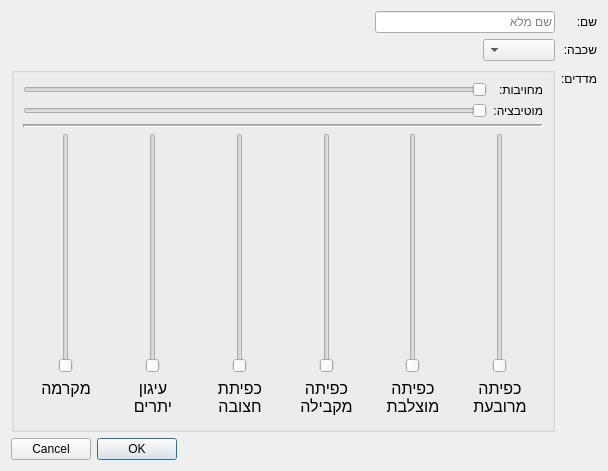
The window that gui/resources/participantcreationdialog.ui (PillowTweezers/PurMyun) describes before a commit, drawn with Qt 5.
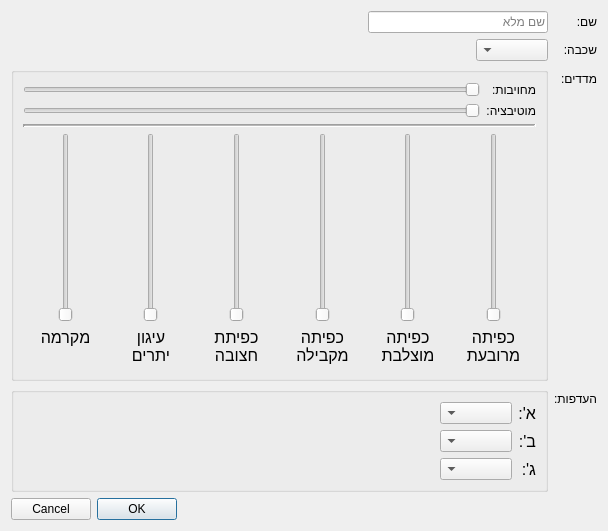
The same window after the commit.

Commit message: Added participant preference to creation dialog.

Diff of the .ui file:
```diff
--- a/gui/resources/participantcreationdialog.ui
+++ b/gui/resources/participantcreationdialog.ui
@@ -7,7 +7,7 @@
     <x>0</x>
     <y>0</y>
     <width>608</width>
-    <height>471</height>
+    <height>531</height>
    </rect>
   </property>
   <property name="windowTitle">
@@ -451,6 +451,112 @@
        </item>
       </layout>
      </item>
+     <item row="4" column="0">
+      <widget class="QLabel" name="label_4">
+       <property name="text">
+        <string>העדפות:</string>
+       </property>
+      </widget>
+     </item>
+     <item row="4" column="1">
+      <widget class="QGroupBox" name="groupBox_2">
+       <property name="title">
+        <string/>
+       </property>
+       <layout class="QFormLayout" name="formLayout_2">
+        <item row="0" column="0">
+         <widget class="QLabel" name="label_19">
+          <property name="styleSheet">
+           <string notr="true">font-size:16px;</string>
+          </property>
+          <property name="text">
+           <string>א':</string>
+          </property>
+         </widget>
+        </item>
+        <item row="2" column="0">
+         <widget class="QLabel" name="label_21">
+          <property name="styleSheet">
+           <string notr="true">font-size:16px;</string>
+          </property>
+          <property name="text">
+           <string>ב':</string>
+          </property>
+         </widget>
+        </item>
+        <item row="4" column="0">
+         <widget class="QLabel" name="label_20">
+          <property name="styleSheet">
+           <string notr="true">font-size:16px;</string>
+          </property>
+          <property name="text">
+           <string>ג':</string>
+          </property>
+         </widget>
+        </item>
+        <item row="0" column="1">
+         <layout class="QHBoxLayout" name="horizontalLayout_4">
+          <item>
+           <widget class="QComboBox" name="preferenceAComboBox"/>
+          </item>
+          <item>
+           <spacer name="horizontalSpacer_3">
+            <property name="orientation">
+             <enum>Qt::Horizontal</enum>
+            </property>
+            <property name="sizeHint" stdset="0">
+             <size>
+              <width>40</width>
+              <height>20</height>
+             </size>
+            </property>
+           </spacer>
+          </item>
+         </layout>
+        </item>
+        <item row="2" column="1">
+         <layout class="QHBoxLayout" name="horizontalLayout_5">
+          <item>
+           <widget class="QComboBox" name="preferenceBComboBox"/>
+          </item>
+          <item>
+           <spacer name="horizontalSpacer_4">
+            <property name="orientation">
+             <enum>Qt::Horizontal</enum>
+            </property>
+            <property name="sizeHint" stdset="0">
+             <size>
+              <width>40</width>
+              <height>20</height>
+             </size>
+            </property>
+           </spacer>
+          </item>
+         </layout>
+        </item>
+        <item row="4" column="1">
+         <layout class="QHBoxLayout" name="horizontalLayout_6">
+          <item>
+           <widget class="QComboBox" name="preferenceCComboBox"/>
+          </item>
+          <item>
+           <spacer name="horizontalSpacer_5">
+            <property name="orientation">
+             <enum>Qt::Horizontal</enum>
+            </property>
+            <property name="sizeHint" stdset="0">
+             <size>
+              <width>40</width>
+              <height>20</height>
+             </size>
+            </property>
+           </spacer>
+          </item>
+         </layout>
+        </item>
+       </layout>
+      </widget>
+     </item>
     </layout>
    </item>
    <item>
```
The commit also changes 4 other files.
